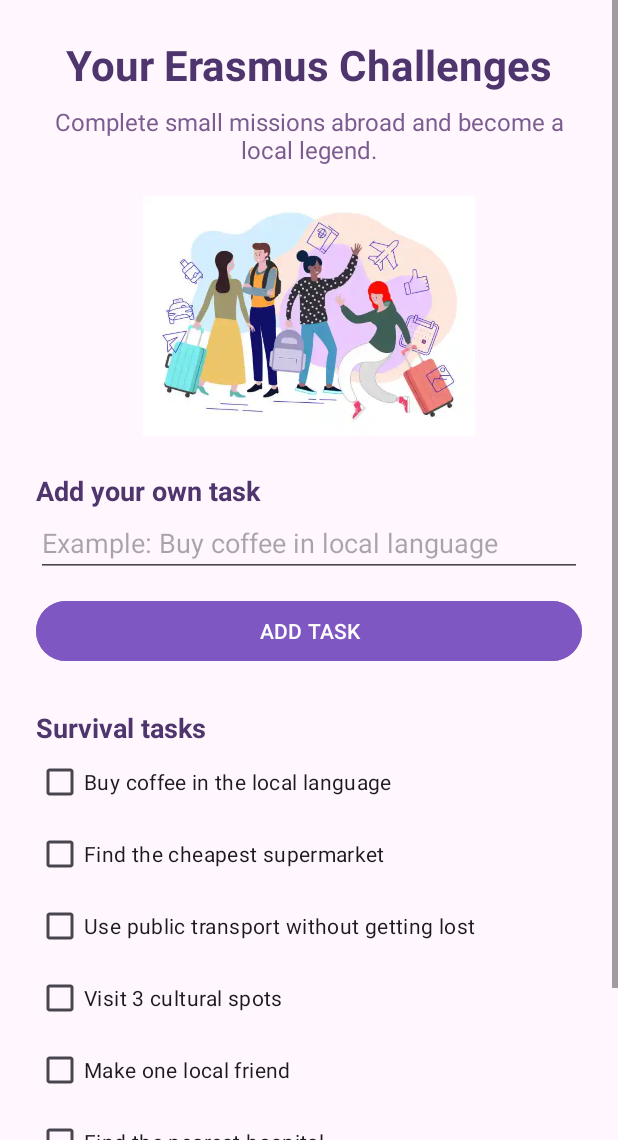
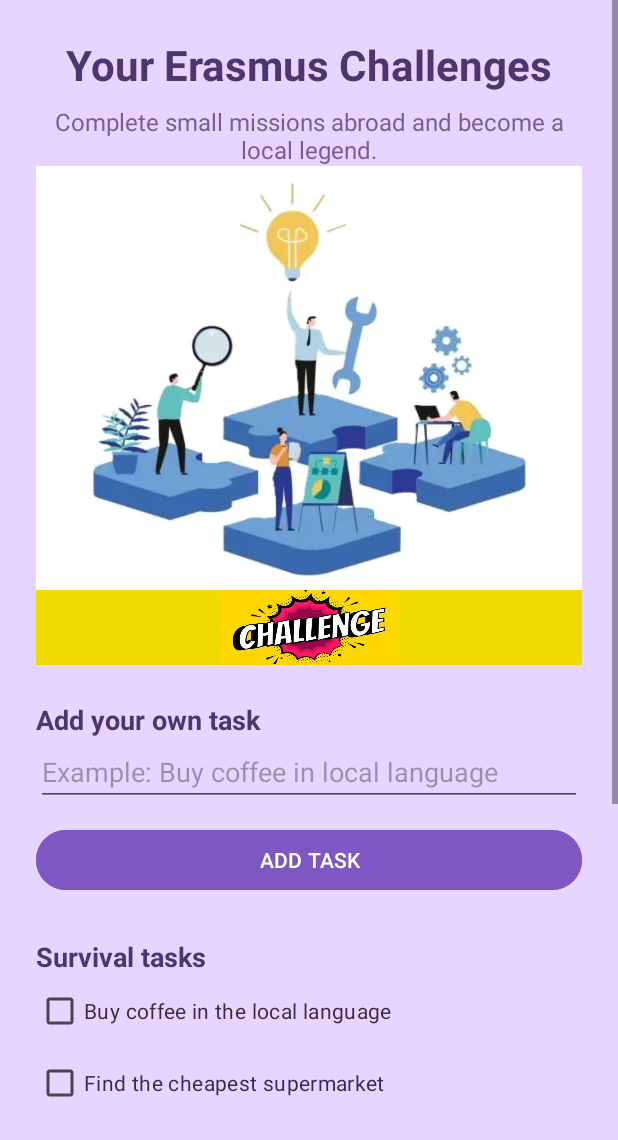
Before and after one commit to kuba4g8/Erasmus-Buddy, an Android app: the screen it shows after launch (MainActivity), after a tap on "START", on a phone screen of 412 x 824 dp, the part 96-1236 px from its top. Run offline under Robolectric (Android 15) with nearby library versions, the phone set to English and light mode, and no system bars.

Commit message:
challenges page GUI finished

```diff
--- a/app/src/main/res/layout/activity_challenges.xml
+++ b/app/src/main/res/layout/activity_challenges.xml
@@ -1,17 +1,18 @@
 <?xml version="1.0" encoding="utf-8"?>
-<androidx.constraintlayout.widget.ConstraintLayout
-    xmlns:android="http://schemas.android.com/apk/res/android"
+<androidx.constraintlayout.widget.ConstraintLayout xmlns:android="http://schemas.android.com/apk/res/android"
     xmlns:app="http://schemas.android.com/apk/res-auto"
     xmlns:tools="http://schemas.android.com/tools"
     android:id="@+id/challenges"
     android:layout_width="match_parent"
     android:layout_height="match_parent"
     android:background="#FFF7FD"
+    android:scaleX="1"
     tools:context=".ChallengesFragment">
 
     <ScrollView
         android:layout_width="match_parent"
-        android:layout_height="match_parent">
+        android:layout_height="match_parent"
+        android:background="#E6D5FF">
 
         <LinearLayout
             android:id="@+id/challengesRoot"
@@ -41,13 +42,21 @@
                 android:textSize="16sp" />
 
             <ImageView
-                android:id="@+id/ivChallenges"
+                android:id="@+id/imageView3"
                 android:layout_width="match_parent"
-                android:layout_height="160dp"
-                android:layout_marginTop="20dp"
-                android:contentDescription="Challenges image"
-                android:scaleType="fitCenter"
-                android:src="@drawable/collage_amigos" />
+                android:layout_height="match_parent"
+                android:adjustViewBounds="true"
+                android:background="@color/white"
+                android:scaleType="centerCrop"
+                android:src="@drawable/representation_challenges" />
+
+            <ImageView
+                android:id="@+id/imageView6"
+                android:layout_width="wrap_content"
+                android:layout_height="50dp"
+                android:background="#EFDB02"
+                android:scaleX="1.3"
+                android:src="@drawable/challenge" />
 
             <TextView
                 android:id="@+id/tvAddTask"
@@ -64,7 +73,8 @@
                 android:layout_width="match_parent"
                 android:layout_height="wrap_content"
                 android:hint="Example: Buy coffee in local language"
-                android:inputType="text" />
+                android:inputType="text"
+                android:textColor="#1E0E33" />
 
             <Button
                 android:id="@+id/btnAddTask"
@@ -89,46 +99,78 @@
                 android:id="@+id/cbCoffee"
                 android:layout_width="match_parent"
                 android:layout_height="wrap_content"
-                android:text="Buy coffee in the local language" />
+                android:text="Buy coffee in the local language"
+                android:textColor="@color/material_dynamic_tertiary20" />
 
             <CheckBox
                 android:id="@+id/cbSupermarket"
                 android:layout_width="match_parent"
                 android:layout_height="wrap_content"
-                android:text="Find the cheapest supermarket" />
-
+                android:text="Find the cheapest supermarket"
+                android:textColor="#3A284E" />
+            <CheckBox
+                android:id="@+id/cbCultural"
+                android:layout_width="match_parent"
+                android:layout_height="wrap_content"
+                android:text="Make excursion with ESN organization"
+                android:textColor="#3A284E" />
             <CheckBox
                 android:id="@+id/cbTransport"
                 android:layout_width="match_parent"
                 android:layout_height="wrap_content"
-                android:text="Use public transport without getting lost" />
+                android:text="Use public transport without getting lost"
+                android:textColor="#3A284E" />
 
             <CheckBox
                 android:id="@+id/cbCulture"
                 android:layout_width="match_parent"
                 android:layout_height="wrap_content"
-                android:text="Visit 3 cultural spots" />
+                android:text="Visit 3 cultural spots"
+                android:textColor="#3A284E" />
 
             <CheckBox
                 android:id="@+id/cbFriend"
                 android:layout_width="match_parent"
                 android:layout_height="wrap_content"
-                android:text="Make one local friend" />
+                android:text="Make one local friend"
+                android:textColor="#3A284E" />
 
             <CheckBox
                 android:id="@+id/cbHospital"
                 android:layout_width="match_parent"
                 android:layout_height="wrap_content"
-                android:text="Find the nearest hospital" />
+                android:text="Find the nearest hospital"
+                android:textColor="#3A284E" />
 
-            <Button
-                android:id="@+id/btnSaveProgress"
+            <LinearLayout
+                android:id="@+id/layoutTaskButtons"
                 android:layout_width="match_parent"
                 android:layout_height="wrap_content"
                 android:layout_marginTop="20dp"
-                android:backgroundTint="#4E356D"
-                android:text="SAVE PROGRESS"
-                android:textColor="@android:color/white" />
+                android:gravity="center"
+                android:orientation="horizontal">
+
+                <Button
+                    android:id="@+id/btnAddTaskBottom"
+                    android:layout_width="0dp"
+                    android:layout_height="wrap_content"
+                    android:layout_marginEnd="8dp"
+                    android:layout_weight="1"
+                    android:backgroundTint="@android:color/system_error_light"
+                    android:text="DELETE task"
+                    android:textColor="@android:color/white" />
+
+                <Button
+                    android:id="@+id/btnMarkDone"
+                    android:layout_width="0dp"
+                    android:layout_height="wrap_content"
+                    android:layout_marginStart="8dp"
+                    android:layout_weight="1"
+                    android:backgroundTint="@color/design_default_color_secondary_variant"
+                    android:text="task DONE"
+                    android:textColor="@android:color/white" />
+
+            </LinearLayout>
 
         </LinearLayout>
 
```
Also changed, not shown: app/src/main/res/drawable/challenge.webp (added), app/src/main/res/drawable/representation_challenges.webp (added).
